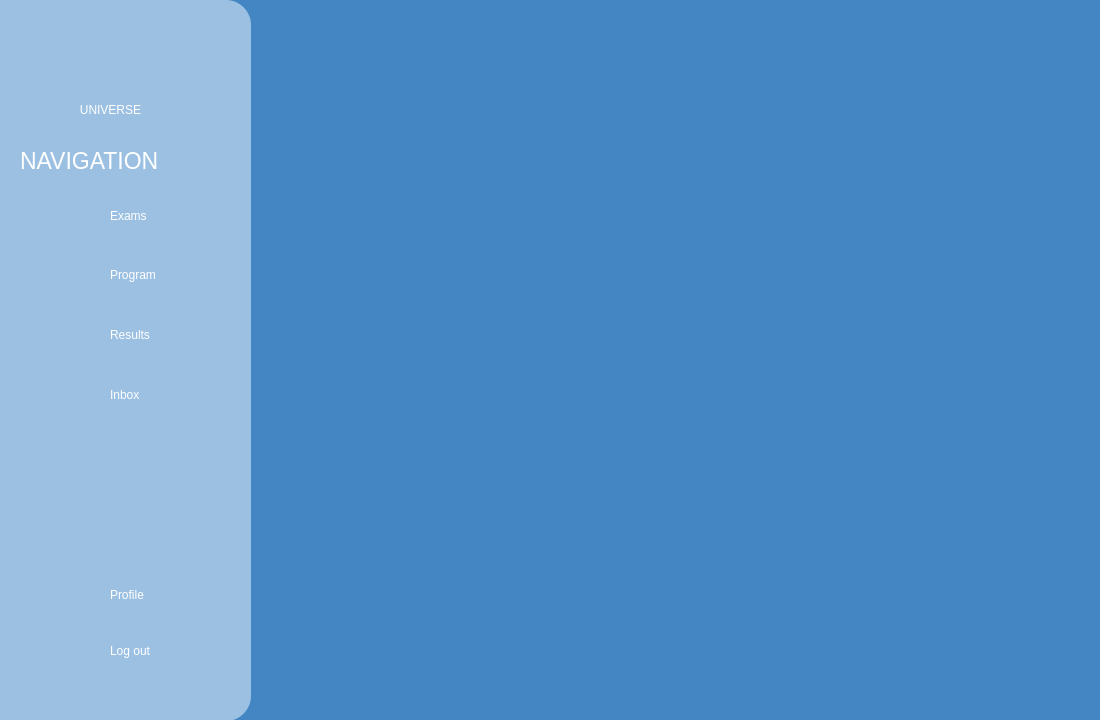
Before: the Qt Designer form AGUniverse/presentationLayer/biology.ui in codingburgas/sprint-eschool-ag-universe, drawn with Qt 5.
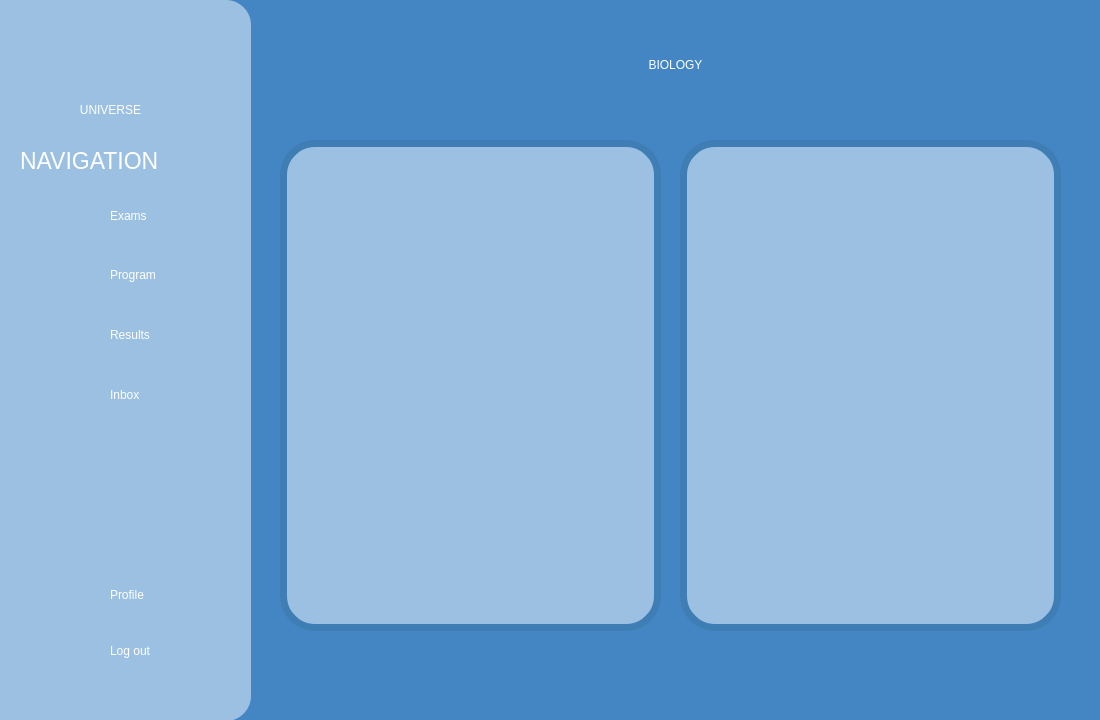
After: the same form once the commit is applied. Icons and pictures are not drawn.

Commit message: Enhance design on maths and english pages

The edit to the form file:
```diff
--- a/AGUniverse/presentationLayer/biology.ui
+++ b/AGUniverse/presentationLayer/biology.ui
@@ -329,8 +329,64 @@
     <string/>
    </property>
   </widget>
+  <widget class="QLabel" name="mathsTitle">
+   <property name="geometry">
+    <rect>
+     <x>540</x>
+     <y>20</y>
+     <width>271</width>
+     <height>91</height>
+    </rect>
+   </property>
+   <property name="styleSheet">
+    <string notr="true">color:white;
+font: 50pt &quot;Aura&quot;;</string>
+   </property>
+   <property name="text">
+    <string>&lt;html&gt;&lt;head/&gt;&lt;body&gt;&lt;p align=&quot;center&quot;&gt;BIOLOGY&lt;/p&gt;&lt;/body&gt;&lt;/html&gt;</string>
+   </property>
+  </widget>
+  <widget class="QLabel" name="section1_Box">
+   <property name="geometry">
+    <rect>
+     <x>680</x>
+     <y>140</y>
+     <width>381</width>
+     <height>491</height>
+    </rect>
+   </property>
+   <property name="styleSheet">
+    <string notr="true">background-color:rgb(155, 192, 226);
+border:7px solid #3F7DB5;
+border-radius:35px;</string>
+   </property>
+   <property name="text">
+    <string/>
+   </property>
+  </widget>
+  <widget class="QLabel" name="section1_Box_2">
+   <property name="geometry">
+    <rect>
+     <x>280</x>
+     <y>140</y>
+     <width>381</width>
+     <height>491</height>
+    </rect>
+   </property>
+   <property name="styleSheet">
+    <string notr="true">background-color:rgb(155, 192, 226);
+border:7px solid #3F7DB5;
+border-radius:35px;</string>
+   </property>
+   <property name="text">
+    <string/>
+   </property>
+  </widget>
   <zorder>background</zorder>
   <zorder>frame_2</zorder>
+  <zorder>mathsTitle</zorder>
+  <zorder>section1_Box</zorder>
+  <zorder>section1_Box_2</zorder>
  </widget>
  <resources>
   <include location="../resources.qrc"/>
```
The commit also changes 11 other files.
